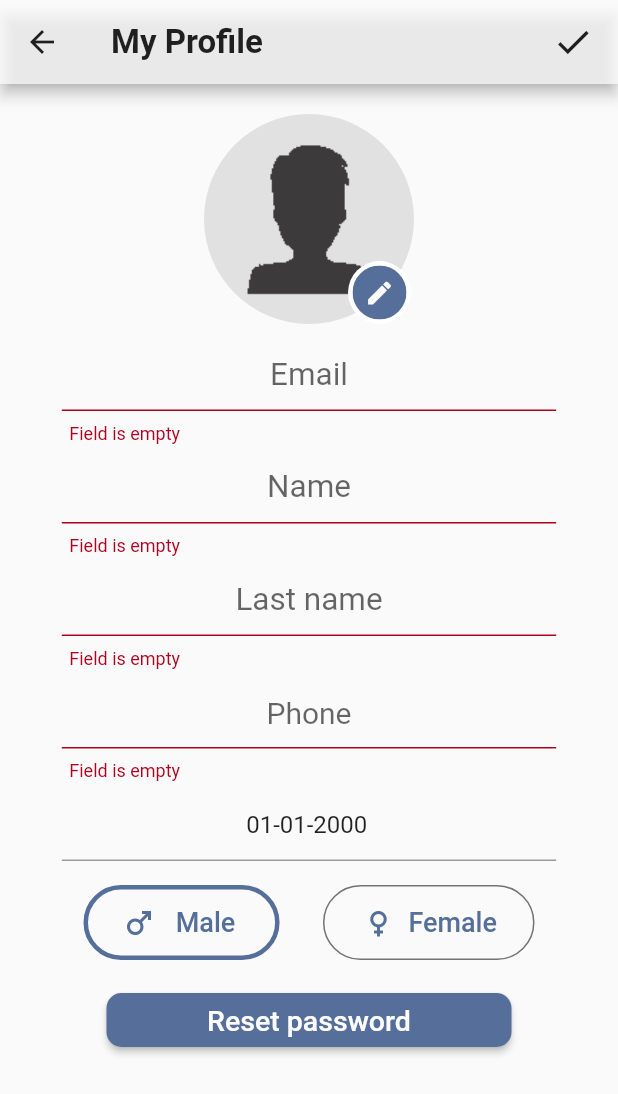
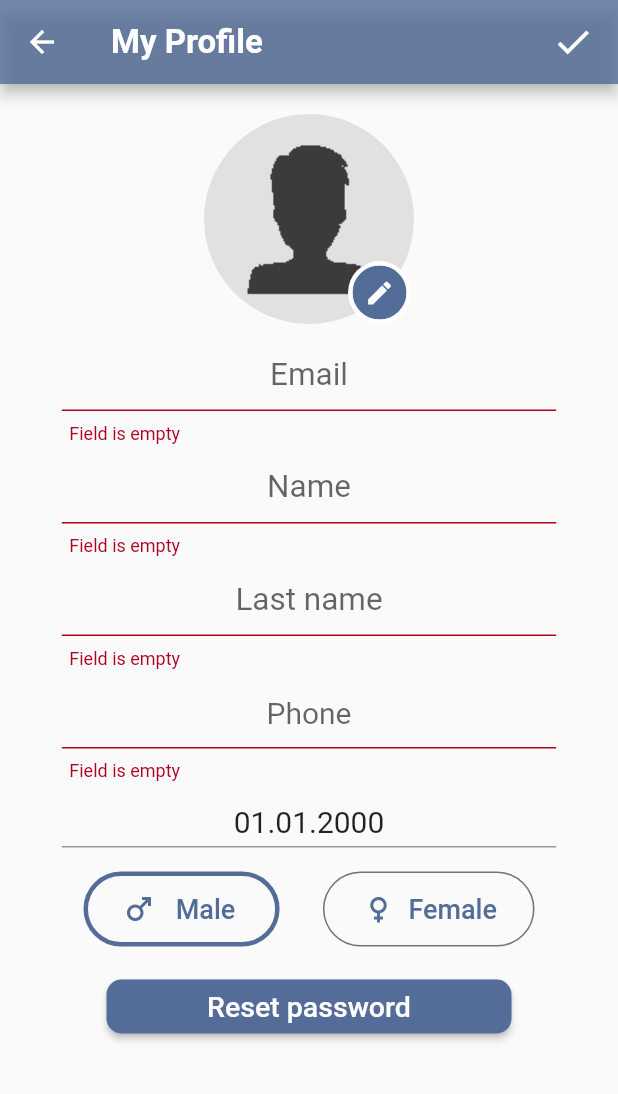
Before and after one commit to vivatNikolay/gym, a Flutter app: the ManagerProfileEdit screen opened directly, after a tap on the "check" icon, on a phone screen of 412 x 824 dp. Shown: the top 1094 px of the screen. Run offline on Flutter 3.47's test engine with Material 2 defaults, Android fonts, the phone set to English and light mode, and no system bars; our stand-ins replace hive, hive_flutter, qr_flutter, syncfusion_flutter_sliders; missing offline and left inert: qr_code_scanner, screen_brightness; accounts and stored records are empty; generated files the repository leaves out were written again; Roboto replaces fonts that are missing (Raleway).

Commit message:
add dateRangePicker and rework dependent colors

```diff
--- a/lib/helpers/constants.dart
+++ b/lib/helpers/constants.dart
@@ -1,5 +1,5 @@
 import 'package:flutter/material.dart';
 
-const mainColor = Color(0xFF556E9A);
+const mainColor = Color(0xFF536C98);
 const trainingListImage = 'images/training_list.jpg';
 const gantelImage = 'images/gantel.jpg';
--- a/lib/helpers/subscription_progress.dart
+++ b/lib/helpers/subscription_progress.dart
@@ -3,7 +3,7 @@ import 'package:intl/intl.dart';
 import '../models/subscription.dart';
 
 class SubscriptionProgress {
-  static final DateFormat _formatterDate = DateFormat('dd-MM-yyyy');
+  static final DateFormat _formatterDate = DateFormat('dd.MM.yyyy');
 
   static getString(List<Subscription> subscriptions) {
     Subscription? subscription;
--- a/lib/pages/home.dart
+++ b/lib/pages/home.dart
@@ -36,15 +36,15 @@ class _HomeState extends State<Home> {
         selectedItemColor: mainColor,
         items: const <BottomNavigationBarItem>[
           BottomNavigationBarItem(
-            icon: Icon(Icons.qr_code),
+            icon: Icon(Icons.qr_code, size: 28),
             label: 'QR',
           ),
           BottomNavigationBarItem(
-            icon: Icon(Icons.sticky_note_2_outlined),
+            icon: Icon(Icons.sticky_note_2_outlined, size: 28),
             label: 'Training List',
           ),
           BottomNavigationBarItem(
-            icon: Icon(Icons.account_circle),
+            icon: Icon(Icons.account_circle, size: 28),
             label: 'Profile',
           ),
         ],
--- a/lib/pages/main_page/manager/manager_profile_edit.dart
+++ b/lib/pages/main_page/manager/manager_profile_edit.dart
@@ -28,14 +28,14 @@ class _ManagerProfileEditState extends State<ManagerProfileEdit> {
   final TextEditingController _nameController = TextEditingController();
   final TextEditingController _lastNameController = TextEditingController();
   final TextEditingController _phoneController = TextEditingController();
-  final TextEditingController _dateOfBirthController = TextEditingController();
+  late DateTime _pickedDate;
   late ValueNotifier<bool> _emailValidator;
   late ValueNotifier<bool> _nameValidator;
   late ValueNotifier<bool> _lastNameValidator;
   late ValueNotifier<bool> _phoneValidator;
   late ValueNotifier<bool> _gender;
   late ValueNotifier<int> _iconNum;
-  final DateFormat formatterDate = DateFormat('dd-MM-yyyy');
+  final DateFormat formatterDate = DateFormat('dd.MM.yyyy');
 
   _ManagerProfileEditState(this._account, this._isEdit);
 
@@ -47,7 +47,7 @@ class _ManagerProfileEditState extends State<ManagerProfileEdit> {
     _nameController.text = _account.firstName;
     _lastNameController.text = _account.lastName;
     _phoneController.text = _account.phone;
-    _dateOfBirthController.text = formatterDate.format(_account.dateOfBirth);
+    _pickedDate = _account.dateOfBirth;
     _emailValidator = ValueNotifier(true);
     _nameValidator = ValueNotifier(true);
     _lastNameValidator = ValueNotifier(true);
@@ -89,8 +89,7 @@ class _ManagerProfileEditState extends State<ManagerProfileEdit> {
                           firstName: _nameController.text.trim(),
                           gender: _gender.value,
                           iconNum: _iconNum.value,
-                          dateOfBirth: formatterDate.parse(
-                              _dateOfBirthController.text),
+                          dateOfBirth: _pickedDate,
                           subscriptions: _account.subscriptions,
                           role: _account.role));
                 } else {
@@ -103,8 +102,7 @@ class _ManagerProfileEditState extends State<ManagerProfileEdit> {
                           firstName: _nameController.text.trim(),
                           gender: _gender.value,
                           iconNum: _iconNum.value,
-                          dateOfBirth: formatterDate.parse(
-                              _dateOfBirthController.text),
+                          dateOfBirth: _pickedDate,
                           subscriptions: _account.subscriptions,
                           role: _account.role));
                 }
@@ -170,25 +168,31 @@ class _ManagerProfileEditState extends State<ManagerProfileEdit> {
               hintText: 'Phone',
               textAlign: TextAlign.center,
             ),
-            const SizedBox(height: 5),
-            TextField(
-              controller: _dateOfBirthController,
-              textAlign: TextAlign.center,
-              decoration: const InputDecoration(
-                hintText: 'Date of birth',
+            const SizedBox(height: 10),
+            InkWell(
+              child: Container(
+                padding: const EdgeInsets.symmetric(vertical: 5),
+                alignment: Alignment.center,
+                decoration: BoxDecoration(
+                  border: Border(bottom: BorderSide(color: Theme.of(context).disabledColor)),
+                ),
+                child: Text(
+                  formatterDate.format(_pickedDate),
+                  style: TextStyle(
+                    fontSize: 20,
+                    color: Theme.of(context).textTheme.bodyLarge!.color,
+                  ),
+                ),
               ),
-              readOnly: true,
               onTap: () async {
-                DateTime? pickedDate = await showDatePicker(
+                DateTime? newPickedDate = await showDatePicker(
                   context: context,
                   initialDate: _account.dateOfBirth,
                   firstDate: DateTime(1950),
-                  lastDate: DateTime(2040),
+                  lastDate: DateTime.now(),
                 );
-                if (pickedDate != null) {
-                  setState(() =>
-                  _dateOfBirthController.text =
-                      formatterDate.format(pickedDate));
+                if (newPickedDate != null) {
+                  setState(() => _pickedDate = newPickedDate);
                 }
               },
             ),
--- a/lib/pages/profile/profile.dart
+++ b/lib/pages/profile/profile.dart
@@ -36,11 +36,10 @@ class _ProfileState extends State<Profile> {
           Container(
             height: 140,
             decoration: BoxDecoration(
-              color: Colors.transparent.withOpacity(0.58),
-              gradient: const LinearGradient(
+              gradient: LinearGradient(
                 begin: Alignment.topLeft,
                 end: Alignment.bottomCenter,
-                colors: [mainColor, Color(0xFF46377D)],
+                colors: [mainColor.withOpacity(0.9), mainColor.withOpacity(0.8)],
               ),
             ),
             child: ProfileRow(
--- a/lib/pages/widgets/visits_list.dart
+++ b/lib/pages/widgets/visits_list.dart
@@ -4,7 +4,7 @@ import 'package:intl/intl.dart';
 import '../../models/visit.dart';
 
 class VisitsList extends StatelessWidget {
-  final DateFormat _formatterDate = DateFormat('dd-MM-yyyy');
+  final DateFormat _formatterDate = DateFormat('dd.MM.yyyy');
   final DateFormat _formatterWeekDay = DateFormat('E');
   final List<Visit> visits;
   final String title;
--- a/lib/services/theme/theme_provider.dart
+++ b/lib/services/theme/theme_provider.dart
@@ -40,12 +40,10 @@ class MyThemes {
     brightness: Brightness.light,
     primaryColor: Colors.white,
     backgroundColor: const Color(0xFFF3F3F8),
-    appBarTheme: const AppBarTheme(
-      backgroundColor: Colors.white70,
-      foregroundColor: Colors.black87,
-      titleTextStyle: TextStyle(
+    appBarTheme: AppBarTheme(
+      backgroundColor: mainColor.withOpacity(0.8),
+      titleTextStyle: const TextStyle(
           fontSize: 22,
-          color: Colors.black87,
           fontFamily: 'Raleway',
           fontWeight: FontWeight.bold),
       titleSpacing: 18,
@@ -73,9 +71,9 @@ class MyThemes {
     colorScheme: const ColorScheme.dark(primary: mainColor, secondary: mainColor),
     brightness: Brightness.dark,
     backgroundColor: const Color(0xFF2C2D2F),
-    appBarTheme: const AppBarTheme(
-      backgroundColor: Colors.black45,
-      titleTextStyle: TextStyle(
+    appBarTheme: AppBarTheme(
+      backgroundColor: mainColor.withOpacity(0.8),
+      titleTextStyle: const TextStyle(
           fontSize: 22,
           fontFamily: 'Raleway',
           fontWeight: FontWeight.bold),
```
Also changed, not shown: lib/pages/main_page/manager/manager_profile.dart (+4 -5 lines), lib/pages/main_page/manager/widgets/add_membership.dart (+29 -40 lines).
